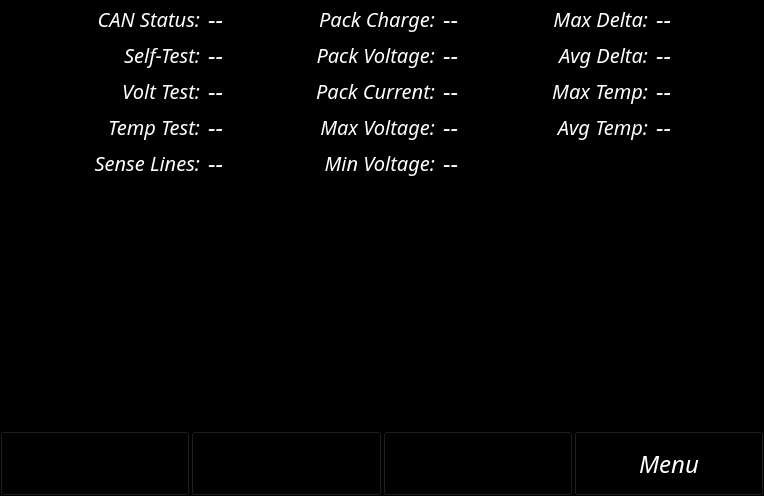
Before: the Qt Designer form qt/view_bms.ui in colebarach/ZRE-Dashboard-2024, drawn with Qt 5.
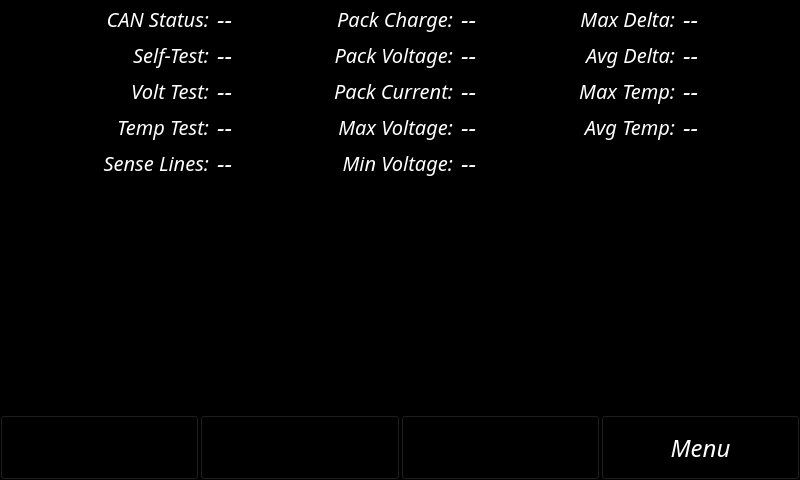
After: the same form once the commit is applied.

Commit message: Changed default resolution to fit screen

What changed in the file:
```diff
--- a/qt/view_bms.ui
+++ b/qt/view_bms.ui
@@ -6,8 +6,8 @@
    <rect>
     <x>0</x>
     <y>0</y>
-    <width>764</width>
-    <height>496</height>
+    <width>800</width>
+    <height>480</height>
    </rect>
   </property>
   <property name="sizePolicy">
@@ -1059,7 +1059,6 @@
       <font>
        <family>FreeMono</family>
        <pointsize>10</pointsize>
-       <weight>75</weight>
        <italic>false</italic>
        <bold>true</bold>
       </font>
```
The commit also changes 4 other files.
